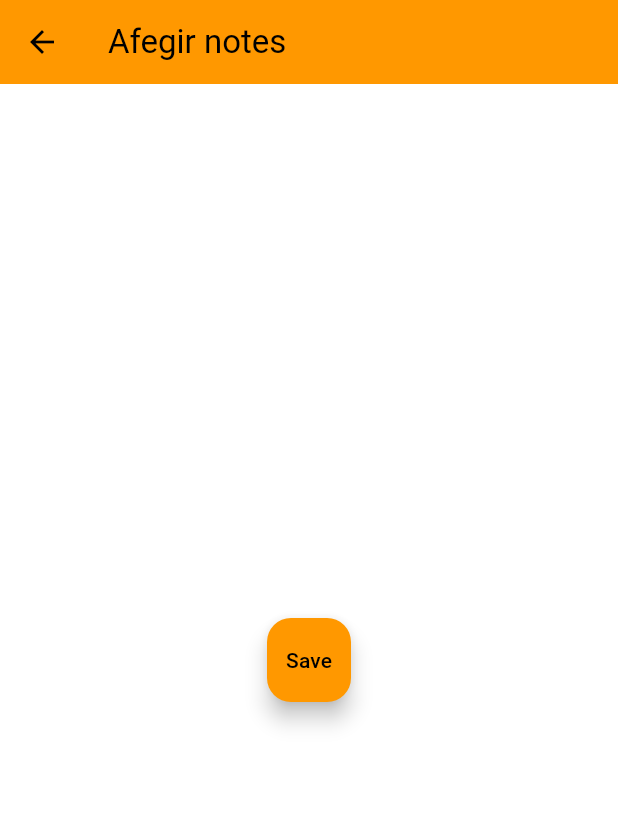
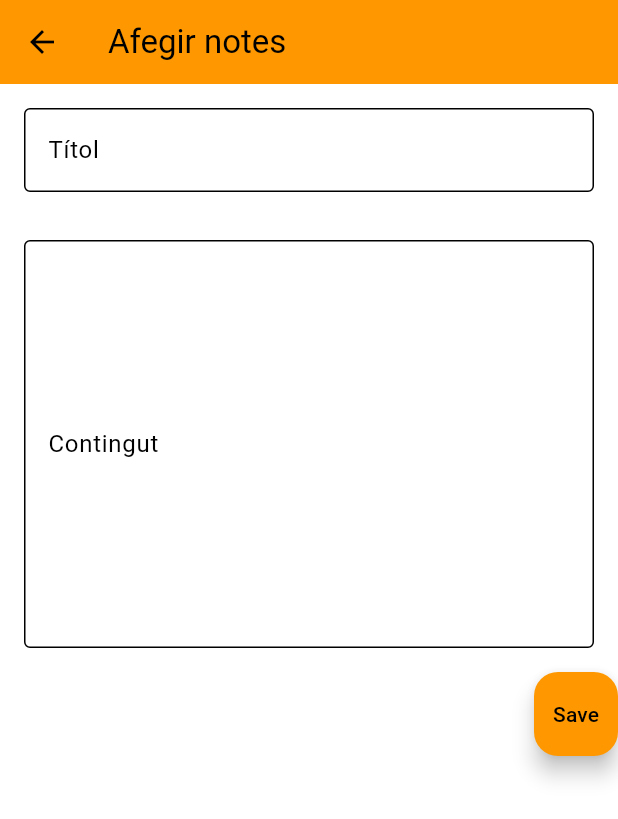
Before and after one commit to Adgar90/recordsFlutter, a Flutter app: the AfegirNotes screen opened directly, on a phone screen of 412 x 824 dp. Shown: the top 819 px of the screen. Run offline on Flutter 3.47's test engine with Material 3 defaults, Android fonts, the phone set to English and light mode, and no system bars.

Commit message:
formulari de afegir notes

```diff
--- a/records/lib/vistes/afegirnotes.dart
+++ b/records/lib/vistes/afegirnotes.dart
@@ -11,13 +11,41 @@ class AfegirNotes extends StatelessWidget {
         title: const Text('Afegir notes'),
       ),
       body: Center(
-        child: FloatingActionButton(
+          child: Column(
+        mainAxisAlignment: MainAxisAlignment.start,
+        children: [
+          const Padding(
+            padding: EdgeInsets.all(16.0),
+            child: TextField(
+              decoration: InputDecoration(
+                border: OutlineInputBorder(),
+                labelText: 'Títol',
+              ),
+            ),
+          ),
+          const Padding(
+            padding: EdgeInsets.all(16.0),
+            child: TextField(
+              decoration: InputDecoration(
+                border: OutlineInputBorder(),
+                labelText: 'Contingut',
+              ),
+              maxLines: 10,
+            ),
+          ),
+          Row(
+            mainAxisAlignment: MainAxisAlignment.end,
+            children: [
+              FloatingActionButton(
                 onPressed: () {
                   Navigator.pop(context);
                 },
                 child: const Text('Save'),
               ),
+            ],
           ),
+        ],
+      )),
     );
   }
 }
```
Lines whose indentation alone changed are shown as unchanged.
